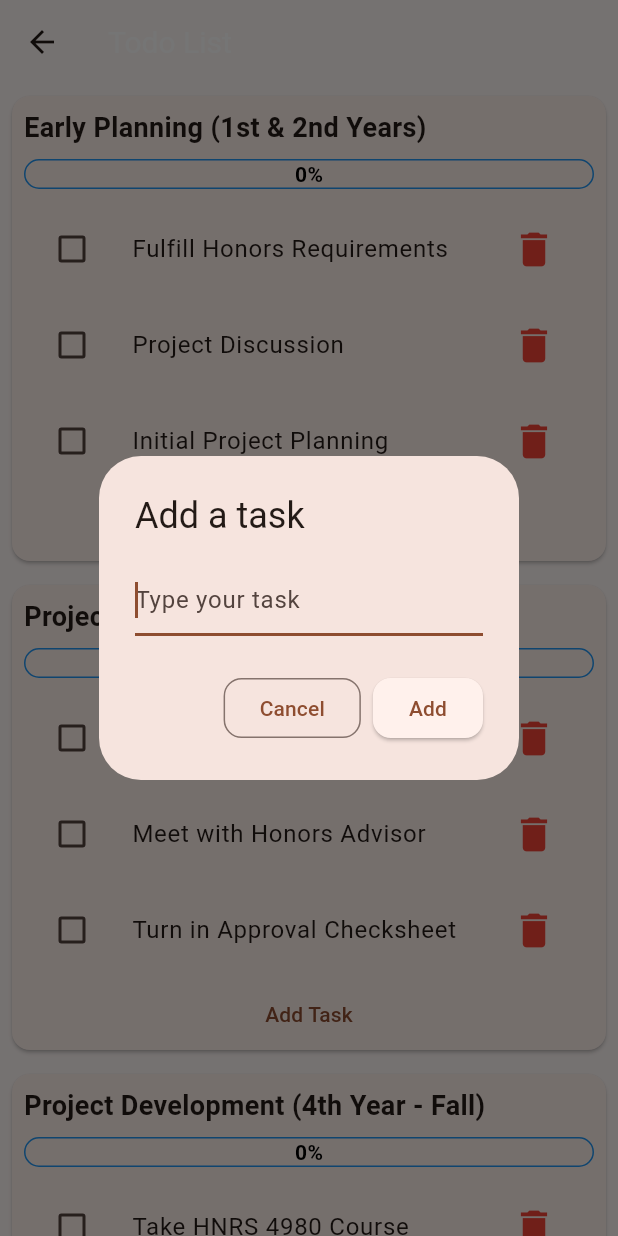
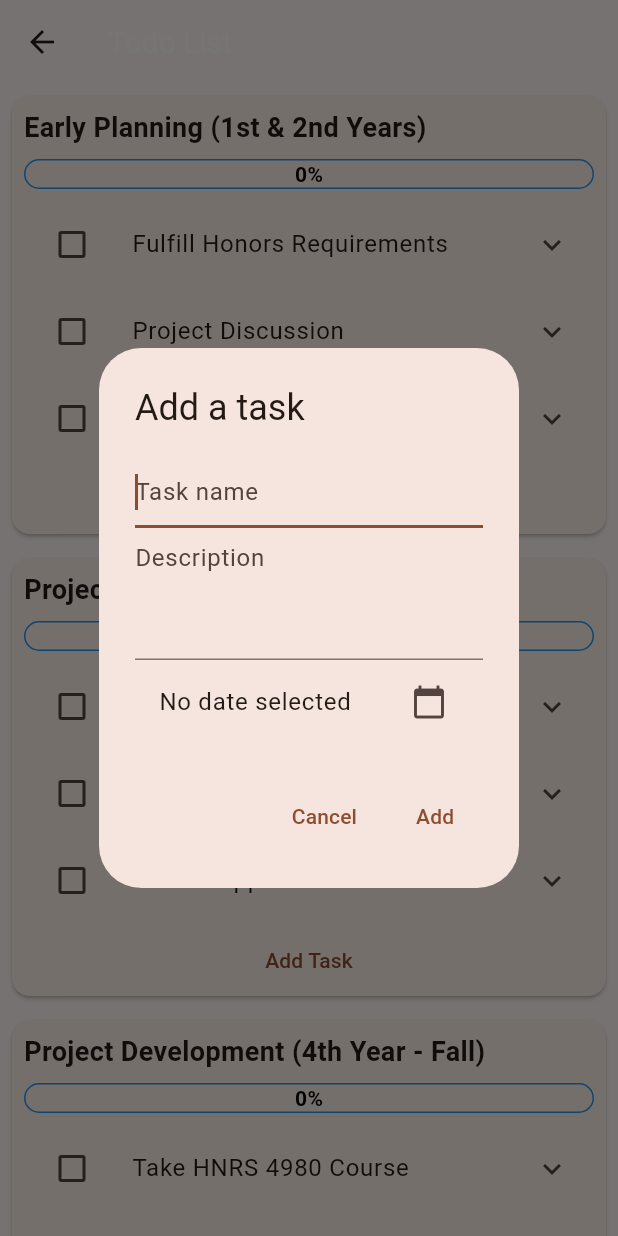
Before and after one commit to ubernerd117/honors-project-app, a Flutter app: the TodoPage screen opened by its route, after a tap on "Add Task", on a phone screen of 412 x 824 dp. Run offline on Flutter 3.47's test engine with Material 3 defaults, Android fonts, the phone set to English and light mode, and no system bars; our stand-ins replace flutter_markdown, sqflite; accounts and stored records are empty.

Commit message:
semi works

```diff
--- a/the_honors_program/lib/tracking/database_helper.dart
+++ b/the_honors_program/lib/tracking/database_helper.dart
@@ -17,7 +17,12 @@ class DatabaseHelper {
   Future<Database> _initDB(String filePath) async {
     final dbPath = await getDatabasesPath();
     final path = join(dbPath, filePath);
-    return await openDatabase(path, version: 1, onCreate: _createDB);
+    return await openDatabase(
+      path,
+      version: 1, // Increment this when you add a new migration
+      onCreate: _createDB,
+      onUpgrade: _onUpgrade,
+    );
   }
 
   Future<void> _createDB(Database db, int version) async {
@@ -32,6 +37,8 @@ class DatabaseHelper {
         id INTEGER PRIMARY KEY AUTOINCREMENT,
         majorStepId INTEGER NOT NULL,
         name TEXT NOT NULL,
+        description TEXT,
+        deadline TEXT,
         completed INTEGER NOT NULL,
         FOREIGN KEY (majorStepId) REFERENCES major_steps(id)
       )
@@ -56,6 +63,7 @@ class DatabaseHelper {
     });
   }
 
+  // Update the getTodosForMajorStep method
   Future<List<Todo>> getTodosForMajorStep(int majorStepId) async {
     final db = await instance.database;
     final List<Map<String, dynamic>> maps = await db.query(
@@ -86,4 +94,31 @@ class DatabaseHelper {
       whereArgs: [id],
     );
   }
+
+  Future<void> _onUpgrade(Database db, int oldVersion, int newVersion) async {
+    print('Upgrading database from version $oldVersion to $newVersion');
+
+    if (oldVersion < 2) {
+      // Example: Adding a new column to the todos table
+      await db
+          .execute('ALTER TABLE todos ADD COLUMN priority INTEGER DEFAULT 0');
+    }
+
+    if (oldVersion < 3) {
+      // Example: Creating a new table for categories
+      await db.execute('''
+        CREATE TABLE categories(
+          id INTEGER PRIMARY KEY AUTOINCREMENT,
+          name TEXT NOT NULL
+        )
+      ''');
+    }
+
+    // Add more conditions here for future versions
+    // if (oldVersion < 4) { ... }
+    // if (oldVersion < 5) { ... }
+
+    // After all migrations are done, update the user_version
+    await db.setVersion(newVersion);
+  }
 }
--- a/the_honors_program/lib/tracking/todo_model.dart
+++ b/the_honors_program/lib/tracking/todo_model.dart
@@ -31,19 +31,26 @@ class Todo {
   final int? id;
   final int majorStepId;
   final String name;
+  final String description;
+  final DateTime? deadline;
   bool completed;
 
-  Todo(
-      {this.id,
-      required this.majorStepId,
-      required this.name,
-      required this.completed});
+  Todo({
+    this.id,
+    required this.majorStepId,
+    required this.name,
+    required this.description,
+    this.deadline,
+    required this.completed,
+  });
 
   Map<String, dynamic> toMap() {
     return {
       'id': id,
       'majorStepId': majorStepId,
       'name': name,
+      'description': description,
+      'deadline': deadline?.toIso8601String(),
       'completed': completed ? 1 : 0,
     };
   }
@@ -51,8 +58,11 @@ class Todo {
   factory Todo.fromMap(Map<String, dynamic> map) {
     return Todo(
       id: map['id'],
-      majorStepId: map['majorStepId'],
-      name: map['name'],
+      majorStepId: map['majorStepId'] ?? 0,
+      name: map['name'] ?? '',
+      description: map['description'] ?? '',
+      deadline:
+          map['deadline'] != null ? DateTime.parse(map['deadline']) : null,
       completed: map['completed'] == 1,
     );
   }
--- a/the_honors_program/lib/tracking/todo_page.dart
+++ b/the_honors_program/lib/tracking/todo_page.dart
@@ -1,4 +1,5 @@
 import 'package:flutter/material.dart';
+import 'package:intl/intl.dart';
 import 'package:the_honors_program/tracking/database_helper.dart';
 import 'todo_model.dart';
 
@@ -13,7 +14,9 @@ class TodoPage extends StatefulWidget {
 
 class _TodoPageState extends State<TodoPage> {
   List<MajorStep> _majorSteps = [];
-  final TextEditingController _textFieldController = TextEditingController();
+  final TextEditingController _nameController = TextEditingController();
+  final TextEditingController _descriptionController = TextEditingController();
+  DateTime? _selectedDate;
 
   @override
   void initState() {
@@ -43,14 +46,20 @@ class _TodoPageState extends State<TodoPage> {
     await db.insertTodo(Todo(
         majorStepId: earlyPlanningId,
         name: "Fulfill Honors Requirements",
+        description:
+            "Complete other Honors requirements, including 20 Honors credits.",
         completed: false));
     await db.insertTodo(Todo(
         majorStepId: earlyPlanningId,
         name: "Project Discussion",
+        description:
+            "Discuss interests for the project with your Honors advisor.",
         completed: false));
     await db.insertTodo(Todo(
         majorStepId: earlyPlanningId,
         name: "Initial Project Planning",
+        description:
+            "Draft a general timeline, outline, and ideas for your project.",
         completed: false));
 
     // Project Preparation
@@ -59,14 +68,19 @@ class _TodoPageState extends State<TodoPage> {
     await db.insertTodo(Todo(
         majorStepId: projectPrepId,
         name: "Identify Faculty Advisor",
+        description:
+            "Identify one faculty advisor to help supervise your project.",
         completed: false));
     await db.insertTodo(Todo(
         majorStepId: projectPrepId,
         name: "Meet with Honors Advisor",
+        description:
+            "Schedule and attend a meeting with your Honors advisor to discuss your project plans.",
         completed: false));
     await db.insertTodo(Todo(
         majorStepId: projectPrepId,
         name: "Turn in Approval Checksheet",
+        description: "Submit the Checksheet for Honors Project Approval.",
         completed: false));
 
     // Project Development
@@ -75,30 +89,42 @@ class _TodoPageState extends State<TodoPage> {
     await db.insertTodo(Todo(
         majorStepId: projectDevId,
         name: "Take HNRS 4980 Course",
+        description:
+            "Enroll in and complete the HNRS 4980: Honors Project Development course.",
         completed: false));
     await db.insertTodo(Todo(
         majorStepId: projectDevId,
         name: "Set Project Goals",
+        description:
+            "Meet with your faculty advisor and establish clear goals for your project.",
         completed: false));
     await db.insertTodo(Todo(
         majorStepId: projectDevId,
         name: "Submit 4980 Form 1",
+        description:
+            "Complete and submit the first form required for HNRS 4980.",
         completed: false));
     await db.insertTodo(Todo(
         majorStepId: projectDevId,
         name: "Project Timeline & Bibliography",
+        description:
+            "Create a detailed project timeline and compile an annotated bibliography.",
         completed: false));
     await db.insertTodo(Todo(
         majorStepId: projectDevId,
         name: "Submit Project Proposal",
+        description: "Develop and submit a comprehensive project proposal.",
         completed: false));
     await db.insertTodo(Todo(
         majorStepId: projectDevId,
         name: "Identify Second Faculty Advisor",
+        description: "Select a second faculty advisor for your project.",
         completed: false));
     await db.insertTodo(Todo(
         majorStepId: projectDevId,
         name: "Submit 4980 Form 2",
+        description:
+            "Complete and submit the second form required for HNRS 4980.",
         completed: false));
 
     // Project Execution and Completion
@@ -108,30 +134,42 @@ class _TodoPageState extends State<TodoPage> {
     await db.insertTodo(Todo(
         majorStepId: projectExecId,
         name: "Take HNRS 4990 Course",
+        description:
+            "Enroll in and complete the HNRS 4990: Honors Project course.",
         completed: false));
     await db.insertTodo(Todo(
         majorStepId: projectExecId,
         name: "Submit 4990 Form 1",
+        description:
+            "Complete and submit the first form required for HNRS 4990.",
         completed: false));
     await db.insertTodo(Todo(
         majorStepId: projectExecId,
         name: "Complete the Project",
+        description:
+            "Execute and finalize your Honors Project, ensuring it meets all requirements.",
         completed: false));
     await db.insertTodo(Todo(
         majorStepId: projectExecId,
         name: "Presentation and Defense",
+        description:
+            "Schedule and complete the oral presentation and defense of your project.",
         completed: false));
     await db.insertTodo(Todo(
         majorStepId: projectExecId,
         name: "Final Draft Submission",
+        description: "Submit the final draft of your project to ScholarWorks.",
         completed: false));
     await db.insertTodo(Todo(
         majorStepId: projectExecId,
         name: "Submit 4990 Form 2",
+        description:
+            "Complete and submit the second form required for HNRS 4990.",
         completed: false));
   }
 
   Future<void> _loadMajorSteps() async {
+    try {
       final steps = await DatabaseHelper.instance.getMajorSteps();
       final loadedSteps = await Future.wait(steps.map((step) async {
         final tasks =
@@ -141,13 +179,26 @@ class _TodoPageState extends State<TodoPage> {
       setState(() {
         _majorSteps = loadedSteps;
       });
+    } catch (e) {
+      print('Error loading major steps: $e');
+
+    }
   }
 
-  void _addTodoItem(String name, int majorStepId) async {
-    final todo = Todo(majorStepId: majorStepId, name: name, completed: false);
+  void _addTodoItem(String name, String description, DateTime? deadline,
+      int majorStepId) async {
+    final todo = Todo(
+      majorStepId: majorStepId,
+      name: name,
+      description: description,
+      deadline: deadline,
+      completed: false,
+    );
     await DatabaseHelper.instance.insertTodo(todo);
     _loadMajorSteps();
-    _textFieldController.clear();
+    _nameController.clear();
+    _descriptionController.clear();
+    _selectedDate = null;
   }
 
   void _handleTodoChange(Todo todo) async {
@@ -252,42 +303,73 @@ class _TodoPageState extends State<TodoPage> {
   }
 
   Future<void> _displayDialog(int majorStepId) async {
+    _selectedDate = null;
     return showDialog<void>(
       context: context,
       barrierDismissible: false,
       builder: (BuildContext context) {
+        return StatefulBuilder(
+          builder: (context, setState) {
             return AlertDialog(
               title: const Text('Add a task'),
-          content: TextField(
-            controller: _textFieldController,
-            decoration: const InputDecoration(hintText: 'Type your task'),
+              content: SingleChildScrollView(
+                child: Column(
+                  mainAxisSize: MainAxisSize.min,
+                  children: [
+                    TextField(
+                      controller: _nameController,
+                      decoration: const InputDecoration(hintText: 'Task name'),
                       autofocus: true,
                     ),
-          actions: <Widget>[
-            OutlinedButton(
-              style: OutlinedButton.styleFrom(
-                shape: RoundedRectangleBorder(
-                  borderRadius: BorderRadius.circular(12),
+                    TextField(
+                      controller: _descriptionController,
+                      decoration:
+                          const InputDecoration(hintText: 'Description'),
+                      maxLines: 3,
+                    ),
+                    ListTile(
+                      title: Text(_selectedDate == null
+                          ? 'No date selected'
+                          : 'Deadline: ${DateFormat('yyyy-MM-dd').format(_selectedDate!)}'),
+                      trailing: Icon(Icons.calendar_today),
+                      onTap: () async {
+                        final DateTime? picked = await showDatePicker(
+                          context: context,
+                          initialDate: _selectedDate ?? DateTime.now(),
+                          firstDate: DateTime.now(),
+                          lastDate: DateTime(2101),
+                        );
+                        if (picked != null && picked != _selectedDate) {
+                          setState(() {
+                            _selectedDate = picked;
+                          });
+                        }
+                      },
+                    ),
+                  ],
                 ),
               ),
+              actions: <Widget>[
+                TextButton(
+                  child: const Text('Cancel'),
                   onPressed: () {
                     Navigator.of(context).pop();
                   },
-              child: const Text('Cancel'),
                 ),
-            ElevatedButton(
-              style: ElevatedButton.styleFrom(
-                shape: RoundedRectangleBorder(
-                  borderRadius: BorderRadius.circular(12),
-                ),
-              ),
+                TextButton(
+                  child: const Text('Add'),
                   onPressed: () {
                     Navigator.of(context).pop();
-                _addTodoItem(_textFieldController.text, majorStepId);
+                    _addTodoItem(
+                        _nameController.text,
+                        _descriptionController.text,
+                        _selectedDate,
+                        majorStepId);
                   },
-              child: const Text('Add'),
                 ),
               ],
+            );
+          },
         );
       },
     );
@@ -316,34 +398,36 @@ class TodoItem extends StatelessWidget {
 
   @override
   Widget build(BuildContext context) {
-    return ListTile(
-      onTap: () {
-        onTodoChanged(todo);
-      },
+    return ExpansionTile(
       leading: Checkbox(
-        checkColor: Colors.greenAccent,
-        activeColor: Colors.red,
         value: todo.completed,
-        onChanged: (value) {
+        onChanged: (bool? value) {
           onTodoChanged(todo);
         },
       ),
-      title: Row(children: <Widget>[
-        Expanded(
-          child: Text(todo.name, style: _getTextStyle(todo.completed)),
+      title: Text(todo.name, style: _getTextStyle(todo.completed)),
+      subtitle: todo.deadline != null
+          ? Text('Deadline: ${DateFormat('yyyy-MM-dd').format(todo.deadline!)}')
+          : null,
+      children: <Widget>[
+        Padding(
+          padding: const EdgeInsets.all(16.0),
+          child: Column(
+            crossAxisAlignment: CrossAxisAlignment.start,
+            children: [
+              Text('Description: ${todo.description}'),
+              SizedBox(height: 8),
+              Align(
+                alignment: Alignment.centerRight,
+                child: IconButton(
+                  icon: Icon(Icons.delete, color: Colors.red),
+                  onPressed: () => removeTodo(todo),
                 ),
-        IconButton(
-          iconSize: 30,
-          icon: const Icon(
-            Icons.delete,
-            color: Colors.red,
               ),
-          alignment: Alignment.centerRight,
-          onPressed: () {
-            removeTodo(todo);
-          },
+            ],
           ),
-      ]),
+        ),
+      ],
     );
   }
 }
--- a/the_honors_program/pubspec.yaml
+++ b/the_honors_program/pubspec.yaml
@@ -14,6 +14,7 @@ dependencies:
   markdown: ^7.2.2
   flutter_markdown: ^0.7.3+2
   sqflite: ^2.4.0
+  intl: ^0.19.0
 
 dev_dependencies:
   flutter_test:
```
Also changed, not shown: the_honors_program/lib/homepage/homepage.dart (+0 -28 lines), the_honors_program/pubspec.lock, 1 other file. Lines whose indentation alone changed are shown as unchanged.
